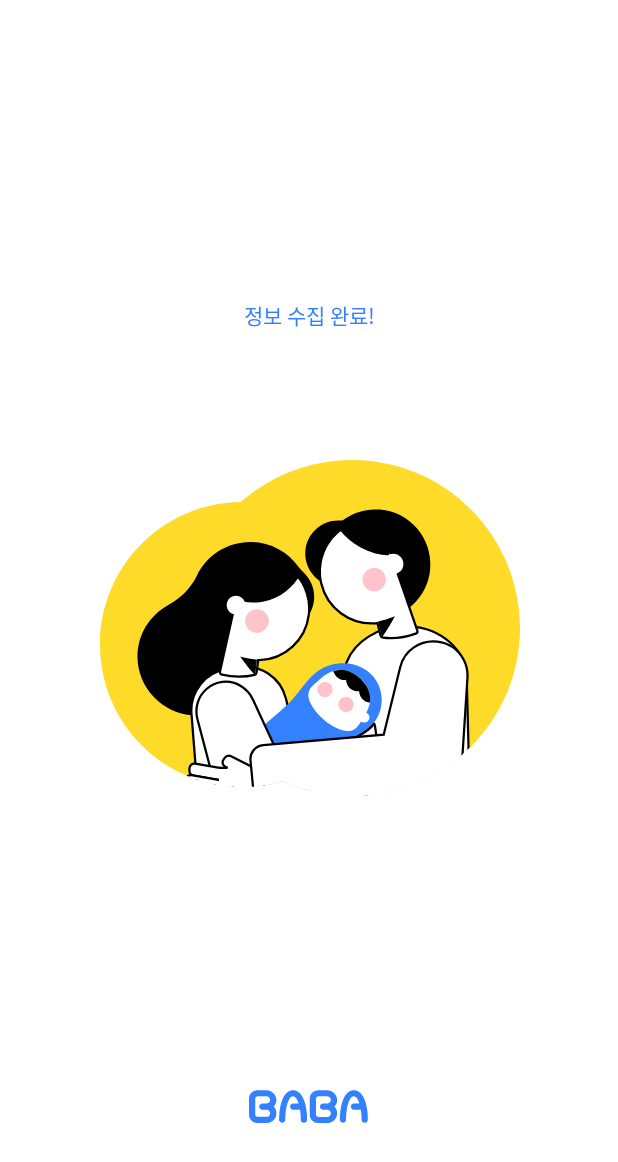
After one commit to BA-BA-Project/BaBa.Application, an Android app: the WelcomeActivity screen opened directly, with no data from a screen before it, on a phone screen of 412 x 824 dp. The commit adds this screen. Shown: the top 1162 px of the screen. Run offline under Robolectric (Android 15) with nearby library versions, the phone set to English and light mode, and no system bars; our stand-ins replace data binding.

Commit message:
Welcome 페이지 디자인

```diff
--- a/app/src/main/java/kids/baba/mobile/presentation/view/IntroActivity.kt
+++ b/app/src/main/java/kids/baba/mobile/presentation/view/IntroActivity.kt
@@ -58,10 +58,6 @@ class IntroActivity : AppCompatActivity() {
                         val action = CreateProfileFragmentDirections.actionCreateProfileFragmentToInputBabiesInfoFragment(event.userProfile, event.signToken)
                         navController.navigate(action)
                     }
-
-                    is IntroEvent.MoveToSignUpSuccess -> {
-                        //
-                    }
                     else -> Unit
                 }
             }
--- /dev/null
+++ b/app/src/main/java/kids/baba/mobile/presentation/view/WelcomeActivity.kt
@@ -0,0 +1,21 @@
+package kids.baba.mobile.presentation.view
+
+import android.content.Context
+import android.content.Intent
+import androidx.appcompat.app.AppCompatActivity
+import android.os.Bundle
+import kids.baba.mobile.R
+
+class WelcomeActivity : AppCompatActivity() {
+    override fun onCreate(savedInstanceState: Bundle?) {
+        super.onCreate(savedInstanceState)
+        setContentView(R.layout.activity_welcome)
+    }
+
+    companion object {
+        fun startActivity(context: Context) {
+            val intent = Intent(context, WelcomeActivity::class.java)
+            context.startActivity(intent)
+        }
+    }
+}
--- /dev/null
+++ b/app/src/main/res/drawable/img_baba_family.xml
@@ -0,0 +1,169 @@
+<vector xmlns:android="http://schemas.android.com/apk/res/android"
+    android:width="280dp"
+    android:height="224dp"
+    android:viewportWidth="280"
+    android:viewportHeight="224">
+  <path
+      android:pathData="M168,224C229.86,224 280,173.86 280,112C280,50.14 229.86,0 168,0C139.59,0 113.65,10.58 93.91,28.01C41.95,28.59 0,70.9 0,123C0,175.47 42.53,218 95,218C104.36,218 113.4,216.65 121.95,214.12C135.99,220.47 151.59,224 168,224Z"
+      android:fillColor="#FFDB29"
+      android:fillType="evenOdd"/>
+  <group>
+    <clip-path
+        android:pathData="M168,224C229.86,224 280,173.86 280,112C280,50.14 229.86,0 168,0C139.59,0 113.65,10.58 93.91,28.01C41.95,28.59 0,70.9 0,123C0,175.47 42.53,218 95,218C104.36,218 113.4,216.65 121.95,214.12C135.99,220.47 151.59,224 168,224Z"
+        android:fillType="evenOdd"/>
+    <path
+        android:pathData="M180.55,106.21C200.73,107.89 218.45,92.88 220.14,72.68C221.83,52.48 206.84,34.74 186.67,33.05C166.49,31.37 148.77,46.38 147.08,66.58C145.39,86.78 160.38,104.52 180.55,106.21Z"
+        android:fillColor="#000000"/>
+    <path
+        android:pathData="M157.01,84.29C169.12,85.3 179.75,76.3 180.77,64.18C181.78,52.05 172.79,41.41 160.68,40.39C148.57,39.38 137.94,48.39 136.93,60.51C135.91,72.63 144.9,83.28 157.01,84.29Z"
+        android:fillColor="#000000"/>
+    <path
+        android:pathData="M137.75,105.31C140.77,101.62 142.65,96.97 142.8,91.85C142.98,85.3 140.3,79.31 135.91,75.09C134.48,73.7 133.09,72.29 131.91,70.7C124.96,61.29 113.91,55.05 101.28,54.7C85.16,54.25 71.04,63.51 64.57,77.14C60.49,85.73 53.32,92.37 45.01,97.04C33.07,103.75 24.98,116.46 25,131.17C25.02,151.26 40.84,168.4 60.96,170.1C83.5,172 102.71,154.86 103.66,132.78C119.75,131.38 133.13,120.31 137.75,105.31Z"
+        android:fillColor="#000000"/>
+    <path
+        android:pathData="M146.17,250.75L68.18,260L60.99,169.28C59.83,154.7 70.08,141.65 84.56,139.29L92.01,138.08C106.49,135.72 120.36,144.8 123.94,158.98L146.17,250.75Z"
+        android:strokeWidth="1.5"
+        android:fillColor="#ffffff"
+        android:strokeColor="#000000"/>
+    <path
+        android:pathData="M244.46,144.6L247.14,248.62C247.27,253.54 242.01,257.37 236.3,256.51L128.22,252.45L163.64,137.14C163.81,136.59 163.97,136.05 164.18,135.53C164.33,135.12 164.5,134.72 164.65,134.31C170.32,120.62 185.41,111.25 202.45,110.8C203.79,110.76 205.16,110.78 206.52,110.86C227.59,112.11 244.01,126.68 244.46,144.6Z"
+        android:strokeWidth="1.5"
+        android:fillColor="#ffffff"
+        android:strokeColor="#000000"/>
+    <path
+        android:pathData="M106.17,218.72C104.1,216.92 102.3,214.85 100.86,212.51C98.34,208.41 96.87,203.59 97.11,198.79C97.43,192.76 100.38,187.15 104.15,182.48C111.02,173.97 120.58,168.05 127.94,159.95C133.79,153.5 138.25,145.65 145.38,140.65C157.63,132.09 176.53,134.17 184.47,147.59C187.96,153.5 188.78,160.94 186.63,167.47C184.41,174.25 179.35,179.66 174.44,184.84C166.93,192.74 159.41,200.65 151.9,208.58C145.27,215.57 138.04,222.89 128.65,224.94C120.75,226.66 112.29,224.01 106.17,218.72Z"
+        android:fillColor="#3481FF"/>
+    <path
+        android:pathData="M180.1,157.95C180.17,159.18 180.12,160.43 179.93,161.65C179.63,163.45 179.05,165.22 178.32,166.9C178.08,167.46 177.8,168.04 177.52,168.6C177.86,168.74 178.19,168.92 178.51,169.18C179.89,170.38 180.04,172.49 178.85,173.9C178.29,174.55 177.54,174.93 176.77,175.02C176.38,175.09 176.01,175.06 175.62,174.98C175.11,174.89 174.59,174.63 174.16,174.27C174.16,174.25 174.14,174.25 174.14,174.25C174.01,174.46 173.88,174.66 173.73,174.87C172.53,176.66 171.26,178.53 169.4,179.62C167.75,180.59 165.76,180.85 163.87,180.65C162,180.44 160.17,179.79 158.43,179C155.02,177.47 151.82,175.45 149.01,173C146.15,170.55 143.68,167.69 141.67,164.53C140.66,162.92 139.72,161.22 139.24,159.39C138.75,157.55 138.74,155.55 139.43,153.78C140.21,151.76 141.87,150.24 143.48,148.79C143.68,148.62 143.85,148.43 144.06,148.26L149.14,144.05C149.64,143.68 150.14,143.35 150.67,143.01C152.22,142.04 153.88,141.19 155.62,140.65C156.77,140.26 158.01,140.02 159.24,139.9C163.16,139.6 167.12,140.97 170.37,143.2C171.25,143.79 172.1,144.45 172.91,145.16C173.73,145.83 174.49,146.6 175.22,147.38C177.89,150.3 179.82,154 180.1,157.95Z"
+        android:fillColor="#ffffff"/>
+    <path
+        android:pathData="M150,158C152.76,158 155,155.76 155,153C155,150.24 152.76,148 150,148C147.24,148 145,150.24 145,153C145,155.76 147.24,158 150,158Z"
+        android:strokeAlpha="0.36"
+        android:fillColor="#FFACB8"
+        android:fillAlpha="0.36"/>
+    <path
+        android:pathData="M150,158C152.76,158 155,155.76 155,153C155,150.24 152.76,148 150,148C147.24,148 145,150.24 145,153C145,155.76 147.24,158 150,158Z"
+        android:strokeAlpha="0.36"
+        android:fillColor="#FFACB8"
+        android:fillAlpha="0.36"/>
+    <path
+        android:pathData="M150,158C152.76,158 155,155.76 155,153C155,150.24 152.76,148 150,148C147.24,148 145,150.24 145,153C145,155.76 147.24,158 150,158Z"
+        android:strokeAlpha="0.36"
+        android:fillColor="#FFAEBA"
+        android:fillAlpha="0.36"/>
+    <path
+        android:pathData="M179.91,161.65C178.32,161.52 176.76,160.92 175.45,159.78C173.73,158.3 172.82,156.23 172.74,154.13C170.65,154.38 168.48,153.78 166.77,152.3C165.05,150.83 164.13,148.75 164.06,146.66C161.97,146.9 159.8,146.3 158.08,144.82C156.77,143.7 155.93,142.24 155.58,140.67C156.76,140.3 157.97,140.04 159.2,139.94C163.12,139.65 167.08,140.99 170.33,143.24C171.21,143.85 172.07,144.51 172.87,145.2C173.68,145.89 174.46,146.64 175.19,147.42C177.88,150.3 179.8,154 180.1,157.95C180.19,159.18 180.12,160.42 179.91,161.65Z"
+        android:fillColor="#000000"/>
+    <path
+        android:pathData="M139.43,98.15C139.43,98.83 139.45,99.5 139.43,100.16C139.41,100.94 139.36,101.74 139.26,102.53V102.62C139.25,102.84 139.23,103.1 139.17,103.34C137.13,119.88 123.35,132.93 106.26,133.38C105.98,133.38 105.71,133.39 105.45,133.38L104.38,141.77C104.29,142.47 103.78,143.04 103.1,143.21C95.95,144.93 88.65,144.82 81.26,143.06C80.38,142.86 79.83,141.93 80.01,141.03L96.79,65.88C99.22,65.23 101.75,64.85 104.38,64.79C108.35,64.7 112.23,65.25 115.81,66.45C116.38,66.62 116.92,66.82 117.49,67.04C118.13,67.29 118.75,67.54 119.36,67.82C122.85,69.41 126.01,71.55 128.75,74.18C129.32,74.68 129.84,75.21 130.35,75.79C131.23,76.75 132.06,77.75 132.83,78.82C133.24,79.35 133.6,79.89 133.95,80.44C134.01,80.52 134.05,80.59 134.1,80.67C134.87,81.9 135.61,83.22 136.23,84.58C136.58,85.3 136.88,86.06 137.17,86.82C137.48,87.56 137.72,88.3 137.96,89.06C138.82,91.92 139.34,94.99 139.43,98.15Z"
+        android:strokeWidth="1.5"
+        android:fillColor="#ffffff"
+        android:strokeColor="#000000"/>
+    <path
+        android:pathData="M104.66,133.12L103.41,143.19L103.34,143.32C103.34,143.32 98.19,137.9 93.44,130.98C97.86,132.2 102.92,132.89 104.66,133.12Z"
+        android:fillColor="#000000"/>
+    <path
+        android:pathData="M133.83,75.68C128.97,85.17 119.88,92.38 108.51,94.47C96.93,96.6 85.61,92.92 77.62,85.52C77.79,85.17 77.95,84.84 78.1,84.51C79.37,81.95 72.84,79.59 74.7,77.44C77.58,74.11 77.06,71.87 81.11,69.82C83.48,68.6 94.28,63.36 97,62.7C100.92,61.76 108.82,65.21 112.65,65.62C113.25,65.68 113.85,65.75 114.46,65.86C115.15,65.95 115.81,66.08 116.48,66.23C120.29,67.06 123.88,68.49 127.14,70.49C127.8,70.86 128.43,71.28 129.07,71.71C130.15,72.46 131.18,73.28 132.19,74.15C132.69,74.59 133.18,75.04 133.64,75.5C133.72,75.55 133.76,75.61 133.83,75.68Z"
+        android:fillColor="#000000"/>
+    <path
+        android:pathData="M90.63,102.93C94.04,102.93 96.81,100.16 96.81,96.76C96.81,93.35 94.04,90.58 90.63,90.58C87.23,90.58 84.46,93.35 84.46,96.76C84.46,100.16 87.23,102.93 90.63,102.93Z"
+        android:fillColor="#ffffff"/>
+    <path
+        android:pathData="M210.49,115.74C203.22,118.36 195.88,119.29 188.47,118.39C187.77,118.29 187.18,117.75 187.01,117.06L184.99,108.77C184.72,108.81 184.44,108.82 184.17,108.85C166.87,110.35 151.47,98.8 147.54,82.41C147.46,82.16 147.41,81.91 147.35,81.68L147.35,81.59C147.17,80.8 147.03,80.02 146.9,79.23C146.83,78.56 146.75,77.9 146.68,77.2C146.42,74.01 146.59,70.89 147.16,67.9C147.3,67.1 147.48,66.33 147.69,65.56C147.91,64.75 148.13,63.96 148.4,63.2C148.87,61.75 149.46,60.36 150.09,59.02C150.16,58.93 150.16,58.86 150.23,58.79C150.52,58.19 150.83,57.6 151.16,57.03C151.82,55.86 152.55,54.76 153.33,53.7C153.79,53.08 154.24,52.48 154.75,51.91C157.21,49 160.12,46.48 163.41,44.51C163.45,44.47 163.47,44.45 163.51,44.44C164.1,44.08 164.71,43.75 165.32,43.45C165.87,43.15 166.4,42.88 166.96,42.66C170.45,41.06 174.3,40.05 178.32,39.69C180.98,39.44 183.58,39.55 186.09,39.93L194.42,64.06L211.51,113.56C211.83,114.45 211.38,115.42 210.49,115.74Z"
+        android:strokeWidth="1.5"
+        android:fillColor="#ffffff"
+        android:strokeColor="#000000"/>
+    <path
+        android:pathData="M185.39,107.72L187.85,118.11L187.94,118.23C187.94,118.23 192.58,111.98 196.61,104.17C192.24,105.96 187.13,107.28 185.39,107.72Z"
+        android:fillColor="#000000"/>
+    <path
+        android:pathData="M192.82,63.66C179.3,63.08 167.38,56.42 159.63,46.35C159.67,46.31 159.69,46.29 159.73,46.27C160.3,45.84 160.88,45.47 161.48,45.11C162.02,44.77 162.52,44.44 163.08,44.17C166.48,42.25 170.32,40.88 174.37,40.17C177.05,39.68 194.07,36.57 196.66,36.74L192.82,63.66Z"
+        android:fillColor="#000000"/>
+    <path
+        android:pathData="M195.54,76C199.25,76 202.27,72.99 202.27,69.27C202.27,65.55 199.25,62.54 195.54,62.54C191.82,62.54 188.8,65.55 188.8,69.27C188.8,72.99 191.82,76 195.54,76Z"
+        android:fillColor="#ffffff"/>
+    <path
+        android:pathData="M104.66,115.27C109,115.27 112.51,111.75 112.51,107.41C112.51,103.08 109,99.56 104.66,99.56C100.32,99.56 96.8,103.08 96.8,107.41C96.8,111.75 100.32,115.27 104.66,115.27Z"
+        android:strokeAlpha="0.36"
+        android:fillColor="#FFACB8"
+        android:fillAlpha="0.36"/>
+    <path
+        android:pathData="M104.66,115.27C109,115.27 112.51,111.75 112.51,107.41C112.51,103.08 109,99.56 104.66,99.56C100.32,99.56 96.8,103.08 96.8,107.41C96.8,111.75 100.32,115.27 104.66,115.27Z"
+        android:strokeAlpha="0.36"
+        android:fillColor="#FFACB8"
+        android:fillAlpha="0.36"/>
+    <path
+        android:pathData="M104.66,115.27C109,115.27 112.51,111.75 112.51,107.41C112.51,103.08 109,99.56 104.66,99.56C100.32,99.56 96.8,103.08 96.8,107.41C96.8,111.75 100.32,115.27 104.66,115.27Z"
+        android:strokeAlpha="0.36"
+        android:fillColor="#FFAEBA"
+        android:fillAlpha="0.36"/>
+    <path
+        android:pathData="M182.12,87.46C186.39,87.82 190.15,84.64 190.51,80.36C190.86,76.08 187.69,72.32 183.41,71.96C179.14,71.6 175.38,74.78 175.02,79.06C174.67,83.34 177.84,87.1 182.12,87.46Z"
+        android:strokeAlpha="0.36"
+        android:fillColor="#FFACB8"
+        android:fillAlpha="0.36"/>
+    <path
+        android:pathData="M182.12,87.46C186.39,87.82 190.15,84.64 190.51,80.36C190.86,76.08 187.69,72.32 183.41,71.96C179.14,71.6 175.38,74.78 175.02,79.06C174.67,83.34 177.84,87.1 182.12,87.46Z"
+        android:strokeAlpha="0.36"
+        android:fillColor="#FFACB8"
+        android:fillAlpha="0.36"/>
+    <path
+        android:pathData="M182.12,87.46C186.39,87.82 190.15,84.64 190.51,80.36C190.86,76.08 187.69,72.32 183.41,71.96C179.14,71.6 175.38,74.78 175.02,79.06C174.67,83.34 177.84,87.1 182.12,87.46Z"
+        android:strokeAlpha="0.36"
+        android:fillColor="#FFAEBA"
+        android:fillAlpha="0.36"/>
+    <path
+        android:pathData="M165.4,187.27C165.4,187.27 177.34,182.86 182.78,175.87C183.23,175.28 185.1,188.14 183.95,188.92C174.61,194.48 168.15,189.54 168.15,189.54L163,188.27L165.4,187.27Z"
+        android:strokeWidth="1.5"
+        android:fillColor="#ffffff"
+        android:strokeColor="#000000"/>
+    <path
+        android:pathData="M65.1,161.9C64.09,165.25 63.98,168.9 64.89,172.51L79.79,229.09C82.05,237.95 90.1,244.08 99.21,243.91L170.5,244.29C175.33,244.38 179.17,240.19 178.66,235.35L178.48,233.49L178.23,231.08L176.02,209.22L174.47,193.91C174.02,189.43 170.02,186.15 165.56,186.66L118.49,195.51L102,159.81C98.35,151.91 90.12,146.83 81.53,147.96C73.31,149.05 67.23,154.79 65.1,161.9Z"
+        android:strokeWidth="1.5"
+        android:fillColor="#ffffff"
+        android:strokeColor="#000000"/>
+    <path
+        android:pathData="M59.6,205.77C59.56,203.7 61.41,202.11 63.44,202.47L85.52,206.28C87.07,206.54 88.22,207.89 88.24,209.48L88.26,210.88C88.3,212.96 86.45,214.54 84.41,214.19L79.56,213.35L62.34,210.38C60.79,210.11 59.63,208.77 59.61,207.18L59.6,205.77Z"
+        android:strokeWidth="1.5"
+        android:fillColor="#ffffff"
+        android:strokeColor="#000000"/>
+    <path
+        android:pathData="M61.02,210.13L85.68,214.4C87.23,214.66 88.39,216 88.41,217.59L88.43,218.99C88.47,221.07 86.62,222.66 84.58,222.3L59.91,218.04C58.36,217.78 57.21,216.43 57.19,214.84L57.17,213.44C57.13,211.38 58.98,209.78 61.02,210.13Z"
+        android:strokeWidth="1.5"
+        android:fillColor="#ffffff"
+        android:strokeColor="#000000"/>
+    <path
+        android:pathData="M63.74,218.68L85.81,222.49C87.36,222.75 88.52,224.1 88.54,225.69L88.56,227.09C88.6,229.17 86.75,230.76 84.71,230.4L62.64,226.59C61.09,226.32 59.93,224.98 59.91,223.39L59.89,221.99C59.86,219.93 61.71,218.34 63.74,218.68Z"
+        android:strokeWidth="1.5"
+        android:fillColor="#ffffff"
+        android:strokeColor="#000000"/>
+    <path
+        android:pathData="M79.18,205.2L85.01,205.23L83.55,204.5C81.71,203.57 81.16,201.2 82.42,199.55L83.27,198.45C84.23,197.18 85.94,196.78 87.36,197.49L102.86,205.31C102.88,205.33 102.92,205.33 102.94,205.35L109.16,205.4L109.74,237.8L87.63,237.65L83.8,237.64C81.11,237.62 78.44,237.36 75.77,236.91L67.76,235.52C66.21,235.26 65.05,233.92 65.03,232.35L65.01,230.94C64.97,228.87 66.82,227.3 68.86,227.63L79.61,229.5"
+        android:fillColor="#ffffff"/>
+    <path
+        android:pathData="M79.18,205.2L85.01,205.23L83.55,204.5C81.71,203.57 81.16,201.2 82.42,199.55L83.27,198.45C84.23,197.18 85.94,196.78 87.36,197.49L102.86,205.31C102.88,205.33 102.92,205.33 102.94,205.35L109.16,205.4L109.74,237.8L87.63,237.65L83.8,237.64C81.11,237.62 78.44,237.36 75.77,236.91L67.76,235.52C66.21,235.26 65.05,233.92 65.03,232.35L65.01,230.94C64.97,228.87 66.82,227.3 68.86,227.63L79.61,229.5"
+        android:strokeWidth="1.5"
+        android:fillColor="#00000000"
+        android:strokeColor="#000000"/>
+    <path
+        android:pathData="M242.39,133.02C244.27,136.59 245.24,140.7 244.98,145.01L240.65,212.48C240.04,223.03 232.28,231.79 221.86,233.64L116.08,256.42C110.6,257.6 105.32,253.73 104.79,248.13L104.59,245.96L104.57,245.83L104.33,243.2L102,217.93L100.33,200.22C99.85,195.03 103.68,190.46 108.86,190.01L189.13,183.11L200.09,138.27C202.81,127.1 213.45,119.71 224.87,121.03C232.57,121.93 238.99,126.6 242.39,133.02Z"
+        android:strokeWidth="1.5"
+        android:fillColor="#ffffff"
+        android:strokeColor="#000000"/>
+  </group>
+  <path
+      android:pathData="M164,168C166.76,168 169,165.76 169,163C169,160.24 166.76,158 164,158C161.24,158 159,160.24 159,163C159,165.76 161.24,168 164,168Z"
+      android:strokeAlpha="0.36"
+      android:fillColor="#FFACB8"
+      android:fillAlpha="0.36"/>
+  <path
+      android:pathData="M164,168C166.76,168 169,165.76 169,163C169,160.24 166.76,158 164,158C161.24,158 159,160.24 159,163C159,165.76 161.24,168 164,168Z"
+      android:strokeAlpha="0.36"
+      android:fillColor="#FFACB8"
+      android:fillAlpha="0.36"/>
+  <path
+      android:pathData="M164,168C166.76,168 169,165.76 169,163C169,160.24 166.76,158 164,158C161.24,158 159,160.24 159,163C159,165.76 161.24,168 164,168Z"
+      android:strokeAlpha="0.36"
+      android:fillColor="#FFAEBA"
+      android:fillAlpha="0.36"/>
+</vector>
--- /dev/null
+++ b/app/src/main/res/layout/activity_welcome.xml
@@ -0,0 +1,65 @@
+<?xml version="1.0" encoding="utf-8"?>
+<layout xmlns:android="http://schemas.android.com/apk/res/android"
+    xmlns:app="http://schemas.android.com/apk/res-auto"
+    xmlns:tools="http://schemas.android.com/tools">
+
+    <data>
+        <variable
+            name="userName"
+            type="String" />
+    </data>
+
+    <androidx.constraintlayout.widget.ConstraintLayout
+        android:layout_width="match_parent"
+        android:layout_height="match_parent"
+        tools:context=".presentation.view.WelcomeActivity">
+
+        <TextView
+            android:id="@+id/tv_user_info_collect_complete"
+            android:layout_width="wrap_content"
+            android:layout_height="wrap_content"
+            android:layout_marginTop="200dp"
+            android:textAppearance="@style/BABA.TextStyle"
+            android:includeFontPadding="false"
+            android:textColor="@color/baba_main"
+            android:text="@string/user_info_collect_complete"
+            app:layout_constraintEnd_toEndOf="parent"
+            app:layout_constraintStart_toStartOf="parent"
+            app:layout_constraintTop_toTopOf="parent" />
+
+        <TextView
+            android:id="@+id/tv_welcome"
+            android:layout_width="wrap_content"
+            android:layout_height="wrap_content"
+            android:textAppearance="@style/BABA.TextStyle"
+            android:includeFontPadding="false"
+            android:textStyle="bold"
+            android:layout_marginTop="8dp"
+            android:textSize="22sp"
+            app:layout_constraintTop_toBottomOf="@id/tv_user_info_collect_complete"
+            app:layout_constraintStart_toStartOf="@id/tv_user_info_collect_complete"
+            app:layout_constraintEnd_toEndOf="@id/tv_user_info_collect_complete"
+            android:text="@{@string/welcome_baba(userName)}"
+            tools:text="어서와요, 홍길동님"/>
+
+        <ImageView
+            android:layout_width="wrap_content"
+            android:layout_height="wrap_content"
+            app:layout_constraintStart_toStartOf="@id/tv_user_info_collect_complete"
+            app:layout_constraintEnd_toEndOf="@id/tv_user_info_collect_complete"
+            android:src="@drawable/img_baba_family"
+            app:layout_constraintTop_toBottomOf="@id/tv_welcome"
+            android:layout_marginTop="52dp"
+            />
+
+        <ImageView
+            android:layout_width="wrap_content"
+            android:layout_height="wrap_content"
+            app:layout_constraintStart_toStartOf="parent"
+            app:layout_constraintEnd_toEndOf="parent"
+            app:layout_constraintBottom_toBottomOf="parent"
+            android:src="@drawable/ic_baba_logo_text"
+            android:layout_marginBottom="60dp"/>
+
+    </androidx.constraintlayout.widget.ConstraintLayout>
+</layout>
--- a/app/src/main/res/values/strings.xml
+++ b/app/src/main/res/values/strings.xml
@@ -65,4 +65,6 @@
     <string name="input_relation">아이와 어떤 관계이신가요?</string>
     <string name="please_input_invite_code">초대코드를 보내주세요</string>
     <string name="input_end_babies_info">좋아요!\n아래 버튼을 눌러 시작해봐요!</string>
+    <string name="user_info_collect_complete">정보 수집 완료!</string>
+    <style name="welcome_baba">어서와요, %s님</style>
 </resources>
```
Also changed, not shown: app/src/main/AndroidManifest.xml (+9 -8 lines).
